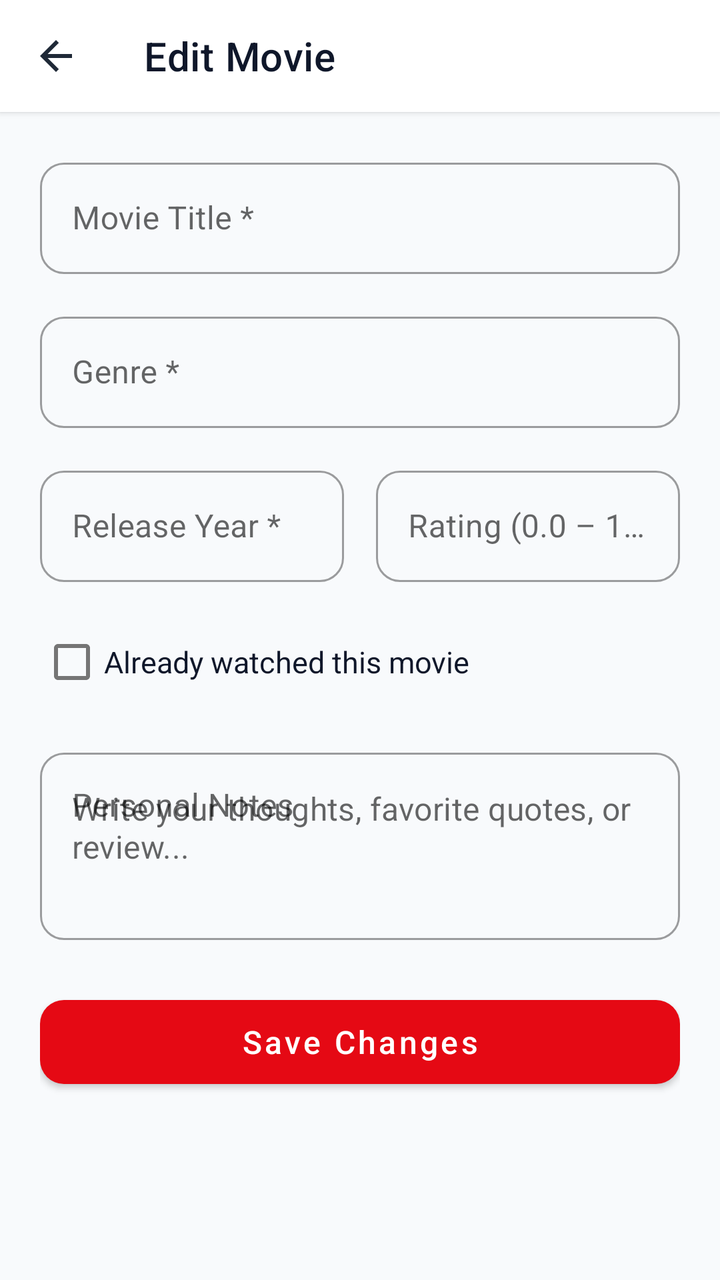
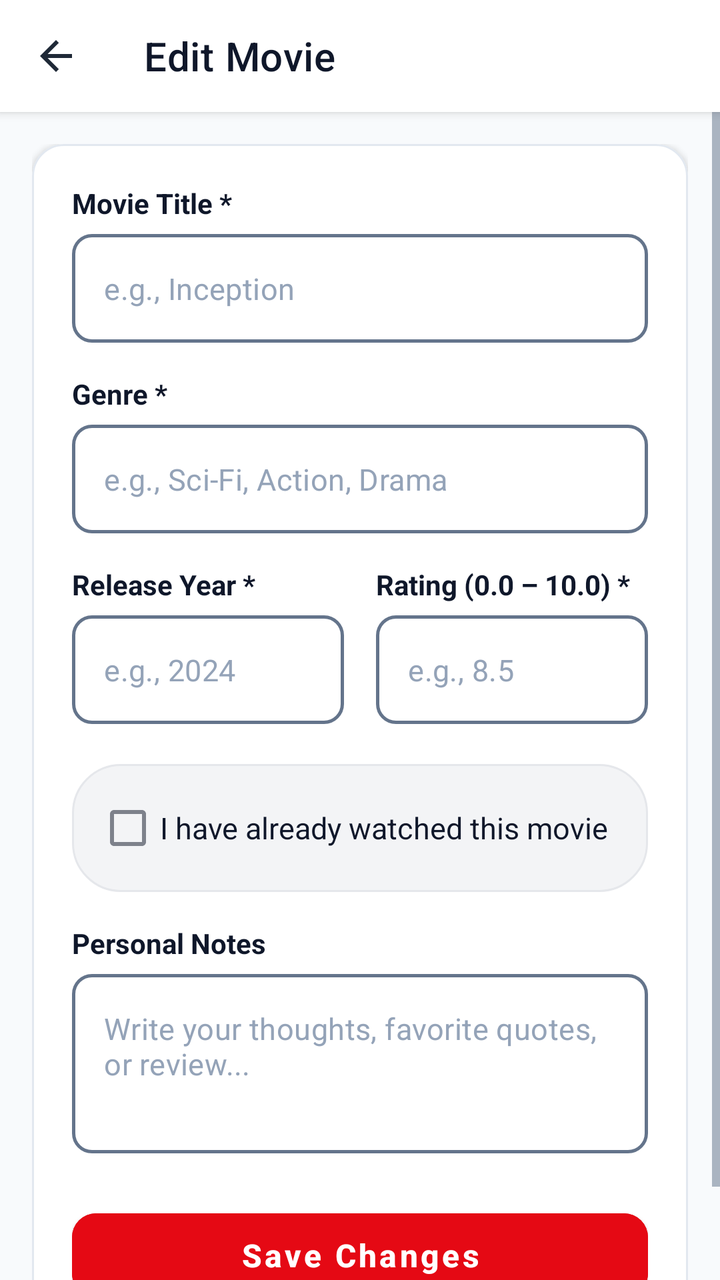

Screens rendered from an Android XML layout before and after an edit, with the pre-edit source and the edit as a unified diff.
<!-- AndroidManifest.xml: application theme Theme.CineList -->
<!-- res/layout/activity_edit_movie.xml -->
<?xml version="1.0" encoding="utf-8"?>
<LinearLayout
    xmlns:android="http://schemas.android.com/apk/res/android"
    xmlns:app="http://schemas.android.com/apk/res-auto"
    xmlns:tools="http://schemas.android.com/tools"
    android:layout_width="match_parent"
    android:layout_height="match_parent"
    android:background="@color/background"
    android:orientation="vertical">

    
    <com.google.android.material.appbar.MaterialToolbar
        android:id="@+id/toolbarEditMovie"
        android:layout_width="match_parent"
        android:layout_height="?attr/actionBarSize"
        android:background="@color/surface"
        android:elevation="2dp"
        app:navigationIcon="@drawable/ic_arrow_back"
        app:title="@string/title_edit_movie"
        app:titleTextColor="@color/text_primary" />

    <ScrollView
        android:layout_width="match_parent"
        android:layout_height="0dp"
        android:layout_weight="1"
        android:fillViewport="true">

        <LinearLayout
            android:layout_width="match_parent"
            android:layout_height="wrap_content"
            android:orientation="vertical"
            android:padding="20dp">

            
            <com.google.android.material.textfield.TextInputLayout
                android:id="@+id/tilEditTitle"
                style="@style/Widget.MaterialComponents.TextInputLayout.OutlinedBox"
                android:layout_width="match_parent"
                android:layout_height="wrap_content"
                android:layout_marginBottom="16dp"
                android:hint="@string/label_title"
                app:boxCornerRadiusBottomEnd="12dp"
                app:boxCornerRadiusBottomStart="12dp"
                app:boxCornerRadiusTopEnd="12dp"
                app:boxCornerRadiusTopStart="12dp">

                <com.google.android.material.textfield.TextInputEditText
                    android:id="@+id/etEditTitle"
                    android:layout_width="match_parent"
                    android:layout_height="wrap_content"
                    android:inputType="textCapWords"
                    android:maxLines="1"
                    android:textColor="@color/text_primary" />
            </com.google.android.material.textfield.TextInputLayout>

            
            <com.google.android.material.textfield.TextInputLayout
                android:id="@+id/tilEditGenre"
                style="@style/Widget.MaterialComponents.TextInputLayout.OutlinedBox"
                android:layout_width="match_parent"
                android:layout_height="wrap_content"
                android:layout_marginBottom="16dp"
                android:hint="@string/label_genre"
                app:boxCornerRadiusBottomEnd="12dp"
                app:boxCornerRadiusBottomStart="12dp"
                app:boxCornerRadiusTopEnd="12dp"
                app:boxCornerRadiusTopStart="12dp">

                <com.google.android.material.textfield.TextInputEditText
                    android:id="@+id/etEditGenre"
                    android:layout_width="match_parent"
                    android:layout_height="wrap_content"
                    android:inputType="textCapWords"
                    android:maxLines="1"
                    android:textColor="@color/text_primary" />
            </com.google.android.material.textfield.TextInputLayout>

            
            <LinearLayout
                android:layout_width="match_parent"
                android:layout_height="wrap_content"
                android:baselineAligned="false"
                android:orientation="horizontal">

                
                <com.google.android.material.textfield.TextInputLayout
                    android:id="@+id/tilEditReleaseYear"
                    style="@style/Widget.MaterialComponents.TextInputLayout.OutlinedBox"
                    android:layout_width="0dp"
                    android:layout_height="wrap_content"
                    android:layout_marginEnd="8dp"
                    android:layout_weight="1"
                    android:layout_marginBottom="16dp"
                    android:hint="@string/label_release_year"
                    app:boxCornerRadiusBottomEnd="12dp"
                    app:boxCornerRadiusBottomStart="12dp"
                    app:boxCornerRadiusTopEnd="12dp"
                    app:boxCornerRadiusTopStart="12dp">

                    <com.google.android.material.textfield.TextInputEditText
                        android:id="@+id/etEditReleaseYear"
                        android:layout_width="match_parent"
                        android:layout_height="wrap_content"
                        android:inputType="number"
                        android:maxLength="4"
                        android:textColor="@color/text_primary" />
                </com.google.android.material.textfield.TextInputLayout>

                
                <com.google.android.material.textfield.TextInputLayout
                    android:id="@+id/tilEditRating"
                    style="@style/Widget.MaterialComponents.TextInputLayout.OutlinedBox"
                    android:layout_width="0dp"
                    android:layout_height="wrap_content"
                    android:layout_marginStart="8dp"
                    android:layout_weight="1"
                    android:layout_marginBottom="16dp"
                    android:hint="@string/label_rating"
                    app:boxCornerRadiusBottomEnd="12dp"
                    app:boxCornerRadiusBottomStart="12dp"
                    app:boxCornerRadiusTopEnd="12dp"
                    app:boxCornerRadiusTopStart="12dp">

                    <com.google.android.material.textfield.TextInputEditText
                        android:id="@+id/etEditRating"
                        android:layout_width="match_parent"
                        android:layout_height="wrap_content"
                        android:inputType="numberDecimal"
                        android:maxLength="4"
                        android:textColor="@color/text_primary" />
                </com.google.android.material.textfield.TextInputLayout>

            </LinearLayout>

            
            <com.google.android.material.checkbox.MaterialCheckBox
                android:id="@+id/cbEditWatched"
                android:layout_width="match_parent"
                android:layout_height="wrap_content"
                android:layout_marginBottom="16dp"
                android:text="Already watched this movie"
                android:textColor="@color/text_primary"
                android:textSize="15sp" />

            
            <com.google.android.material.textfield.TextInputLayout
                android:id="@+id/tilEditNotes"
                style="@style/Widget.MaterialComponents.TextInputLayout.OutlinedBox"
                android:layout_width="match_parent"
                android:layout_height="wrap_content"
                android:layout_marginBottom="24dp"
                android:hint="@string/label_notes"
                app:boxCornerRadiusBottomEnd="12dp"
                app:boxCornerRadiusBottomStart="12dp"
                app:boxCornerRadiusTopEnd="12dp"
                app:boxCornerRadiusTopStart="12dp">

                <com.google.android.material.textfield.TextInputEditText
                    android:id="@+id/etEditNotes"
                    android:layout_width="match_parent"
                    android:layout_height="wrap_content"
                    android:gravity="top|start"
                    android:hint="@string/hint_notes"
                    android:inputType="textMultiLine"
                    android:minLines="3"
                    android:textColor="@color/text_primary" />
            </com.google.android.material.textfield.TextInputLayout>

            
            <com.google.android.material.button.MaterialButton
                android:id="@+id/btnSaveChanges"
                android:layout_width="match_parent"
                android:layout_height="54dp"
                android:text="@string/btn_save_changes"
                android:textAllCaps="false"
                android:textSize="16sp"
                app:cornerRadius="12dp" />

        </LinearLayout>
    </ScrollView>

</LinearLayout>
<!-- resources referenced by this layout -->
<resources>
  <color name="background">#F8FAFC</color>
  <color name="surface">#FFFFFF</color>
  <color name="text_primary">#0F172A</color>
  <!-- drawable ic_arrow_back (drawable) -->
  <vector xmlns:android="http://schemas.android.com/apk/res/android"
      android:width="24dp"
      android:height="24dp"
      android:viewportWidth="24"
      android:viewportHeight="24">
    <path
        android:fillColor="#1F2937"
        android:pathData="M20,11H7.83l5.59,-5.59L12,4l-8,8 8,8 1.41,-1.41L7.83,13H20v-2z"/>
  </vector>
  <string name="btn_save_changes">Save Changes</string>
  <string name="hint_notes">Write your thoughts, favorite quotes, or review...</string>
  <string name="label_genre">Genre *</string>
  <string name="label_notes">Personal Notes</string>
  <string name="label_rating">Rating (0.0 – 10.0) *</string>
  <string name="label_release_year">Release Year *</string>
  <string name="label_title">Movie Title *</string>
  <string name="title_edit_movie">Edit Movie</string>
  <style name="Theme.CineList" parent="Theme.MaterialComponents.DayNight.NoActionBar">
          
          <item name="colorPrimary">@color/primary</item>
          <item name="colorPrimaryVariant">@color/primary_dark</item>
          <item name="colorOnPrimary">@color/white</item>
          
          <item name="colorSecondary">@color/secondary</item>
          <item name="colorSecondaryVariant">@color/secondary_variant</item>
          <item name="colorOnSecondary">@color/white</item>
          
          <item name="android:statusBarColor">@color/surface</item>
          <item name="android:windowLightStatusBar">true</item>
          <item name="android:windowBackground">@color/background</item>
      </style>
  <color name="primary">#E50914</color>
  <color name="primary_dark">#B20710</color>
  <color name="white">#FFFFFF</color>
  <color name="secondary">#1E293B</color>
  <color name="secondary_variant">#0F172A</color>
</resources>

<!-- the commit's change to res/layout/activity_edit_movie.xml (unified diff, before → after) -->
@@ -14,7 +14,7 @@
         android:layout_width="match_parent"
         android:layout_height="?attr/actionBarSize"
         android:background="@color/surface"
-        android:elevation="2dp"
+        android:elevation="3dp"
         app:navigationIcon="@drawable/ic_arrow_back"
         app:title="@string/title_edit_movie"
         app:titleTextColor="@color/text_primary" />
@@ -29,152 +29,281 @@
             android:layout_width="match_parent"
             android:layout_height="wrap_content"
             android:orientation="vertical"
-            android:padding="20dp">
+            android:padding="16dp">
 
             
-            <com.google.android.material.textfield.TextInputLayout
-                android:id="@+id/tilEditTitle"
-                style="@style/Widget.MaterialComponents.TextInputLayout.OutlinedBox"
+            <com.google.android.material.card.MaterialCardView
                 android:layout_width="match_parent"
                 android:layout_height="wrap_content"
-                android:layout_marginBottom="16dp"
-                android:hint="@string/label_title"
-                app:boxCornerRadiusBottomEnd="12dp"
-                app:boxCornerRadiusBottomStart="12dp"
-                app:boxCornerRadiusTopEnd="12dp"
-                app:boxCornerRadiusTopStart="12dp">
-
-                <com.google.android.material.textfield.TextInputEditText
-                    android:id="@+id/etEditTitle"
+                app:cardBackgroundColor="@color/surface"
+                app:cardCornerRadius="16dp"
+                app:cardElevation="2dp"
+                app:strokeColor="@color/divider"
+                app:strokeWidth="1dp">
+
+                <LinearLayout
                     android:layout_width="match_parent"
                     android:layout_height="wrap_content"
-                    android:inputType="textCapWords"
-                    android:maxLines="1"
-                    android:textColor="@color/text_primary" />
-            </com.google.android.material.textfield.TextInputLayout>
-
-            
-            <com.google.android.material.textfield.TextInputLayout
-                android:id="@+id/tilEditGenre"
-                style="@style/Widget.MaterialComponents.TextInputLayout.OutlinedBox"
-                android:layout_width="match_parent"
-                android:layout_height="wrap_content"
-                android:layout_marginBottom="16dp"
-                android:hint="@string/label_genre"
-                app:boxCornerRadiusBottomEnd="12dp"
-                app:boxCornerRadiusBottomStart="12dp"
-                app:boxCornerRadiusTopEnd="12dp"
-                app:boxCornerRadiusTopStart="12dp">
-
-                <com.google.android.material.textfield.TextInputEditText
-                    android:id="@+id/etEditGenre"
-                    android:layout_width="match_parent"
-                    android:layout_height="wrap_content"
-                    android:inputType="textCapWords"
-                    android:maxLines="1"
-                    android:textColor="@color/text_primary" />
-            </com.google.android.material.textfield.TextInputLayout>
-
-            
-            <LinearLayout
-                android:layout_width="match_parent"
-                android:layout_height="wrap_content"
-                android:baselineAligned="false"
-                android:orientation="horizontal">
-
-                
-                <com.google.android.material.textfield.TextInputLayout
-                    android:id="@+id/tilEditReleaseYear"
-                    style="@style/Widget.MaterialComponents.TextInputLayout.OutlinedBox"
-                    android:layout_width="0dp"
-                    android:layout_height="wrap_content"
-                    android:layout_marginEnd="8dp"
-                    android:layout_weight="1"
-                    android:layout_marginBottom="16dp"
-                    android:hint="@string/label_release_year"
-                    app:boxCornerRadiusBottomEnd="12dp"
-                    app:boxCornerRadiusBottomStart="12dp"
-                    app:boxCornerRadiusTopEnd="12dp"
-                    app:boxCornerRadiusTopStart="12dp">
-
-                    <com.google.android.material.textfield.TextInputEditText
-                        android:id="@+id/etEditReleaseYear"
-                        android:layout_width="match_parent"
-                        android:layout_height="wrap_content"
-                        android:inputType="number"
-                        android:maxLength="4"
-                        android:textColor="@color/text_primary" />
-                </com.google.android.material.textfield.TextInputLayout>
-
-                
-                <com.google.android.material.textfield.TextInputLayout
-                    android:id="@+id/tilEditRating"
-                    style="@style/Widget.MaterialComponents.TextInputLayout.OutlinedBox"
-                    android:layout_width="0dp"
-                    android:layout_height="wrap_content"
-                    android:layout_marginStart="8dp"
-                    android:layout_weight="1"
-                    android:layout_marginBottom="16dp"
-                    android:hint="@string/label_rating"
-                    app:boxCornerRadiusBottomEnd="12dp"
-                    app:boxCornerRadiusBottomStart="12dp"
-                    app:boxCornerRadiusTopEnd="12dp"
-                    app:boxCornerRadiusTopStart="12dp">
-
-                    <com.google.android.material.textfield.TextInputEditText
-                        android:id="@+id/etEditRating"
-                        android:layout_width="match_parent"
-                        android:layout_height="wrap_content"
-                        android:inputType="numberDecimal"
-                        android:maxLength="4"
-                        android:textColor="@color/text_primary" />
-                </com.google.android.material.textfield.TextInputLayout>
-
-            </LinearLayout>
-
-            
-            <com.google.android.material.checkbox.MaterialCheckBox
-                android:id="@+id/cbEditWatched"
-                android:layout_width="match_parent"
-                android:layout_height="wrap_content"
-                android:layout_marginBottom="16dp"
-                android:text="Already watched this movie"
-                android:textColor="@color/text_primary"
-                android:textSize="15sp" />
-
-            
-            <com.google.android.material.textfield.TextInputLayout
-                android:id="@+id/tilEditNotes"
-                style="@style/Widget.MaterialComponents.TextInputLayout.OutlinedBox"
-                android:layout_width="match_parent"
-                android:layout_height="wrap_content"
-                android:layout_marginBottom="24dp"
-                android:hint="@string/label_notes"
-                app:boxCornerRadiusBottomEnd="12dp"
-                app:boxCornerRadiusBottomStart="12dp"
-                app:boxCornerRadiusTopEnd="12dp"
-                app:boxCornerRadiusTopStart="12dp">
-
-                <com.google.android.material.textfield.TextInputEditText
-                    android:id="@+id/etEditNotes"
-                    android:layout_width="match_parent"
-                    android:layout_height="wrap_content"
-                    android:gravity="top|start"
-                    android:hint="@string/hint_notes"
-                    android:inputType="textMultiLine"
-                    android:minLines="3"
-                    android:textColor="@color/text_primary" />
-            </com.google.android.material.textfield.TextInputLayout>
-
-            
-            <com.google.android.material.button.MaterialButton
-                android:id="@+id/btnSaveChanges"
-                android:layout_width="match_parent"
-                android:layout_height="54dp"
-                android:text="@string/btn_save_changes"
-                android:textAllCaps="false"
-                android:textSize="16sp"
-                app:cornerRadius="12dp" />
+                    android:orientation="vertical"
+                    android:padding="20dp">
+
+                    
+                    <TextView
+                        android:layout_width="wrap_content"
+                        android:layout_height="wrap_content"
+                        android:layout_marginBottom="6dp"
+                        android:text="@string/label_title"
+                        android:textColor="@color/text_primary"
+                        android:textSize="14sp"
+                        android:textStyle="bold" />
+
+                    
+                    <com.google.android.material.textfield.TextInputLayout
+                        android:id="@+id/tilEditTitle"
+                        style="@style/Widget.MaterialComponents.TextInputLayout.OutlinedBox"
+                        android:layout_width="match_parent"
+                        android:layout_height="wrap_content"
+                        android:layout_marginBottom="16dp"
+                        app:boxBackgroundColor="@color/white"
+                        app:boxCornerRadiusBottomEnd="10dp"
+                        app:boxCornerRadiusBottomStart="10dp"
+                        app:boxCornerRadiusTopEnd="10dp"
+                        app:boxCornerRadiusTopStart="10dp"
+                        app:boxStrokeColor="@color/box_stroke_color"
+                        app:boxStrokeWidth="1.5dp"
+                        app:boxStrokeWidthFocused="2dp"
+                        app:hintEnabled="false">
+
+                        <com.google.android.material.textfield.TextInputEditText
+                            android:id="@+id/etEditTitle"
+                            android:layout_width="match_parent"
+                            android:layout_height="wrap_content"
+                            android:hint="e.g., Inception"
+                            android:inputType="textCapWords"
+                            android:maxLines="1"
+                            android:textColor="@color/text_primary"
+                            android:textColorHint="@color/text_muted"
+                            android:textSize="15sp" />
+                    </com.google.android.material.textfield.TextInputLayout>
+
+                    
+                    <TextView
+                        android:layout_width="wrap_content"
+                        android:layout_height="wrap_content"
+                        android:layout_marginBottom="6dp"
+                        android:text="@string/label_genre"
+                        android:textColor="@color/text_primary"
+                        android:textSize="14sp"
+                        android:textStyle="bold" />
+
+                    
+                    <com.google.android.material.textfield.TextInputLayout
+                        android:id="@+id/tilEditGenre"
+                        style="@style/Widget.MaterialComponents.TextInputLayout.OutlinedBox"
+                        android:layout_width="match_parent"
+                        android:layout_height="wrap_content"
+                        android:layout_marginBottom="16dp"
+                        app:boxBackgroundColor="@color/white"
+                        app:boxCornerRadiusBottomEnd="10dp"
+                        app:boxCornerRadiusBottomStart="10dp"
+                        app:boxCornerRadiusTopEnd="10dp"
+                        app:boxCornerRadiusTopStart="10dp"
+                        app:boxStrokeColor="@color/box_stroke_color"
+                        app:boxStrokeWidth="1.5dp"
+                        app:boxStrokeWidthFocused="2dp"
+                        app:hintEnabled="false">
+
+                        <com.google.android.material.textfield.TextInputEditText
+                            android:id="@+id/etEditGenre"
+                            android:layout_width="match_parent"
+                            android:layout_height="wrap_content"
+                            android:hint="e.g., Sci-Fi, Action, Drama"
+                            android:inputType="textCapWords"
+                            android:maxLines="1"
+                            android:textColor="@color/text_primary"
+                            android:textColorHint="@color/text_muted"
+                            android:textSize="15sp" />
+                    </com.google.android.material.textfield.TextInputLayout>
+
+                    
+                    <LinearLayout
+                        android:layout_width="match_parent"
+                        android:layout_height="wrap_content"
+                        android:baselineAligned="false"
+                        android:orientation="horizontal">
+
+                        
+                        <LinearLayout
+                            android:layout_width="0dp"
+                            android:layout_height="wrap_content"
+                            android:layout_marginEnd="8dp"
+                            android:layout_weight="1"
+                            android:orientation="vertical">
+
+                            <TextView
+                                android:layout_width="wrap_content"
+                                android:layout_height="wrap_content"
+                                android:layout_marginBottom="6dp"
+                                android:text="@string/label_release_year"
+                                android:textColor="@color/text_primary"
+                                android:textSize="14sp"
+                                android:textStyle="bold" />
+
+                            <com.google.android.material.textfield.TextInputLayout
+                                android:id="@+id/tilEditReleaseYear"
+                                style="@style/Widget.MaterialComponents.TextInputLayout.OutlinedBox"
+                                android:layout_width="match_parent"
+                                android:layout_height="wrap_content"
+                                android:layout_marginBottom="16dp"
+                                app:boxBackgroundColor="@color/white"
+                                app:boxCornerRadiusBottomEnd="10dp"
+                                app:boxCornerRadiusBottomStart="10dp"
+                                app:boxCornerRadiusTopEnd="10dp"
+                                app:boxCornerRadiusTopStart="10dp"
+                                app:boxStrokeColor="@color/box_stroke_color"
+                                app:boxStrokeWidth="1.5dp"
+                                app:boxStrokeWidthFocused="2dp"
+                                app:hintEnabled="false">
+
+                                <com.google.android.material.textfield.TextInputEditText
+                                    android:id="@+id/etEditReleaseYear"
+                                    android:layout_width="match_parent"
+                                    android:layout_height="wrap_content"
+                                    android:hint="e.g., 2024"
+                                    android:inputType="number"
+                                    android:maxLength="4"
+                                    android:textColor="@color/text_primary"
+                                    android:textColorHint="@color/text_muted"
+                                    android:textSize="15sp" />
+                            </com.google.android.material.textfield.TextInputLayout>
+                        </LinearLayout>
+
+                        
+                        <LinearLayout
+                            android:layout_width="0dp"
+                            android:layout_height="wrap_content"
+                            android:layout_marginStart="8dp"
+                            android:layout_weight="1"
+                            android:orientation="vertical">
+
+                            <TextView
+                                android:layout_width="wrap_content"
+                                android:layout_height="wrap_content"
+                                android:layout_marginBottom="6dp"
+                                android:text="@string/label_rating"
+                                android:textColor="@color/text_primary"
+                                android:textSize="14sp"
+                                android:textStyle="bold" />
+
+                            <com.google.android.material.textfield.TextInputLayout
+                                android:id="@+id/tilEditRating"
+                                style="@style/Widget.MaterialComponents.TextInputLayout.OutlinedBox"
+                                android:layout_width="match_parent"
+                                android:layout_height="wrap_content"
+                                android:layout_marginBottom="16dp"
+                                app:boxBackgroundColor="@color/white"
+                                app:boxCornerRadiusBottomEnd="10dp"
+                                app:boxCornerRadiusBottomStart="10dp"
+                                app:boxCornerRadiusTopEnd="10dp"
+                                app:boxCornerRadiusTopStart="10dp"
+                                app:boxStrokeColor="@color/box_stroke_color"
+                                app:boxStrokeWidth="1.5dp"
+                                app:boxStrokeWidthFocused="2dp"
+                                app:hintEnabled="false">
+
+                                <com.google.android.material.textfield.TextInputEditText
+                                    android:id="@+id/etEditRating"
+                                    android:layout_width="match_parent"
+                                    android:layout_height="wrap_content"
+                                    android:hint="e.g., 8.5"
+                                    android:inputType="numberDecimal"
+                                    android:maxLength="4"
+                                    android:textColor="@color/text_primary"
+                                    android:textColorHint="@color/text_muted"
+                                    android:textSize="15sp" />
+                            </com.google.android.material.textfield.TextInputLayout>
+                        </LinearLayout>
+
+                    </LinearLayout>
+
+                    
+                    <LinearLayout
+                        android:layout_width="match_parent"
+                        android:layout_height="wrap_content"
+                        android:layout_marginTop="4dp"
+                        android:layout_marginBottom="16dp"
+                        android:background="@drawable/bg_search_bar"
+                        android:gravity="center_vertical"
+                        android:paddingStart="12dp"
+                        android:paddingTop="8dp"
+                        android:paddingEnd="12dp"
+                        android:paddingBottom="8dp">
+
+                        <com.google.android.material.checkbox.MaterialCheckBox
+                            android:id="@+id/cbEditWatched"
+                            android:layout_width="match_parent"
+                            android:layout_height="wrap_content"
+                            android:text="I have already watched this movie"
+                            android:textColor="@color/text_primary"
+                            android:textSize="15sp" />
+                    </LinearLayout>
+
+                    
+                    <TextView
+                        android:layout_width="wrap_content"
+                        android:layout_height="wrap_content"
+                        android:layout_marginBottom="6dp"
+                        android:text="@string/label_notes"
+                        android:textColor="@color/text_primary"
+                        android:textSize="14sp"
+                        android:textStyle="bold" />
+
+                    
+                    <com.google.android.material.textfield.TextInputLayout
+                        android:id="@+id/tilEditNotes"
+                        style="@style/Widget.MaterialComponents.TextInputLayout.OutlinedBox"
+                        android:layout_width="match_parent"
+                        android:layout_height="wrap_content"
+                        android:layout_marginBottom="24dp"
+                        app:boxBackgroundColor="@color/white"
+                        app:boxCornerRadiusBottomEnd="10dp"
+                        app:boxCornerRadiusBottomStart="10dp"
+                        app:boxCornerRadiusTopEnd="10dp"
+                        app:boxCornerRadiusTopStart="10dp"
+                        app:boxStrokeColor="@color/box_stroke_color"
+                        app:boxStrokeWidth="1.5dp"
+                        app:boxStrokeWidthFocused="2dp"
+                        app:hintEnabled="false">
+
+                        <com.google.android.material.textfield.TextInputEditText
+                            android:id="@+id/etEditNotes"
+                            android:layout_width="match_parent"
+                            android:layout_height="wrap_content"
+                            android:gravity="top|start"
+                            android:hint="@string/hint_notes"
+                            android:inputType="textMultiLine"
+                            android:minLines="3"
+                            android:textColor="@color/text_primary"
+                            android:textColorHint="@color/text_muted"
+                            android:textSize="15sp" />
+                    </com.google.android.material.textfield.TextInputLayout>
+
+                    
+                    <com.google.android.material.button.MaterialButton
+                        android:id="@+id/btnSaveChanges"
+                        android:layout_width="match_parent"
+                        android:layout_height="54dp"
+                        android:backgroundTint="@color/primary"
+                        android:text="@string/btn_save_changes"
+                        android:textAllCaps="false"
+                        android:textColor="@color/white"
+                        android:textSize="16sp"
+                        android:textStyle="bold"
+                        app:cornerRadius="12dp"
+                        app:elevation="2dp" />
+
+                </LinearLayout>
+            </com.google.android.material.card.MaterialCardView>
 
         </LinearLayout>
     </ScrollView>
<!-- resource entries referenced after the edit -->
@@ -1,7 +1,9 @@
 <!-- resources referenced by this layout -->
 <resources>
   <color name="background">#F8FAFC</color>
+  <color name="divider">#E2E8F0</color>
   <color name="surface">#FFFFFF</color>
+  <color name="text_muted">#94A3B8</color>
   <color name="text_primary">#0F172A</color>
   <!-- drawable ic_arrow_back (drawable) -->
   <vector xmlns:android="http://schemas.android.com/apk/res/android"
@@ -21,7 +23,7 @@
   <string name="label_release_year">Release Year *</string>
   <string name="label_title">Movie Title *</string>
   <string name="title_edit_movie">Edit Movie</string>
-  <style name="Theme.CineList" parent="Theme.MaterialComponents.DayNight.NoActionBar">
+  <style name="Theme.CineList" parent="Theme.MaterialComponents.Light.NoActionBar">
           
           <item name="colorPrimary">@color/primary</item>
           <item name="colorPrimaryVariant">@color/primary_dark</item>
@@ -31,14 +33,33 @@
           <item name="colorSecondaryVariant">@color/secondary_variant</item>
           <item name="colorOnSecondary">@color/white</item>
           
+          <item name="android:windowBackground">@color/background</item>
+          <item name="colorSurface">@color/surface</item>
+          <item name="colorOnSurface">@color/text_primary</item>
+          <item name="colorOnBackground">@color/text_primary</item>
+          
+          <item name="android:textColorPrimary">@color/text_primary</item>
+          <item name="android:textColorSecondary">@color/text_secondary</item>
+          <item name="android:editTextColor">@color/text_primary</item>
+          <item name="android:textColorHint">@color/text_muted</item>
+          
           <item name="android:statusBarColor">@color/surface</item>
           <item name="android:windowLightStatusBar">true</item>
-          <item name="android:windowBackground">@color/background</item>
       </style>
   <color name="primary">#E50914</color>
   <color name="primary_dark">#B20710</color>
   <color name="white">#FFFFFF</color>
+  <!-- drawable bg_search_bar (drawable) -->
+  <shape xmlns:android="http://schemas.android.com/apk/res/android"
+      android:shape="rectangle">
+      <corners android:radius="24dp" />
+      <solid android:color="#F3F4F6" />
+      <stroke
+          android:width="1dp"
+          android:color="#E5E7EB" />
+  </shape>
   <color name="secondary">#1E293B</color>
   <color name="secondary_variant">#0F172A</color>
+  <color name="text_secondary">#64748B</color>
 </resources>
 
